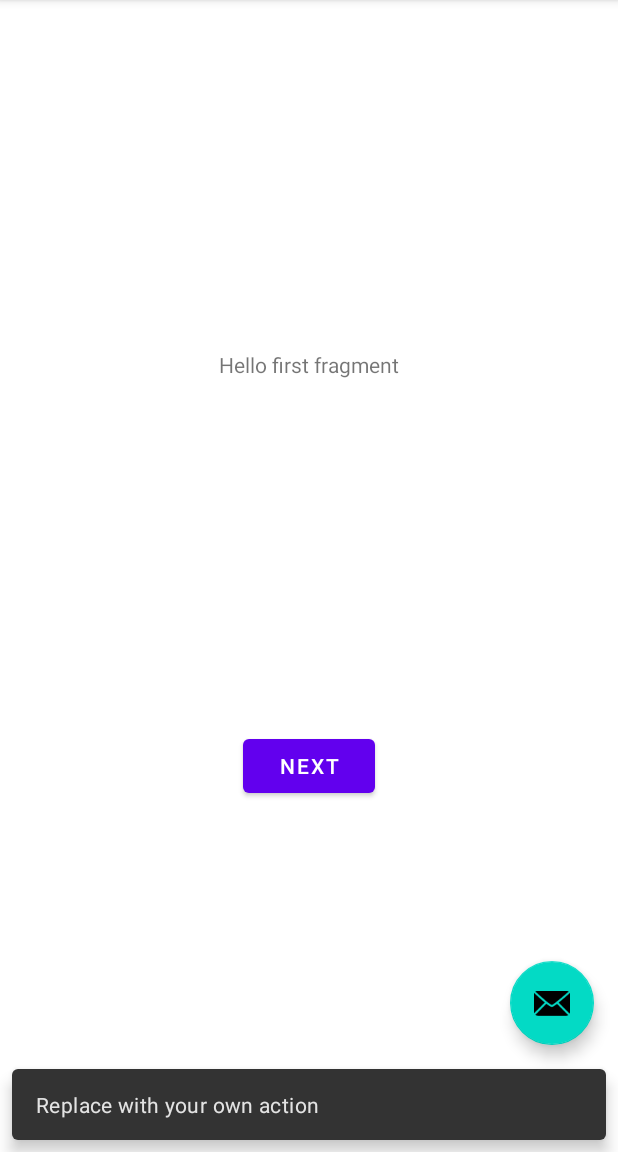
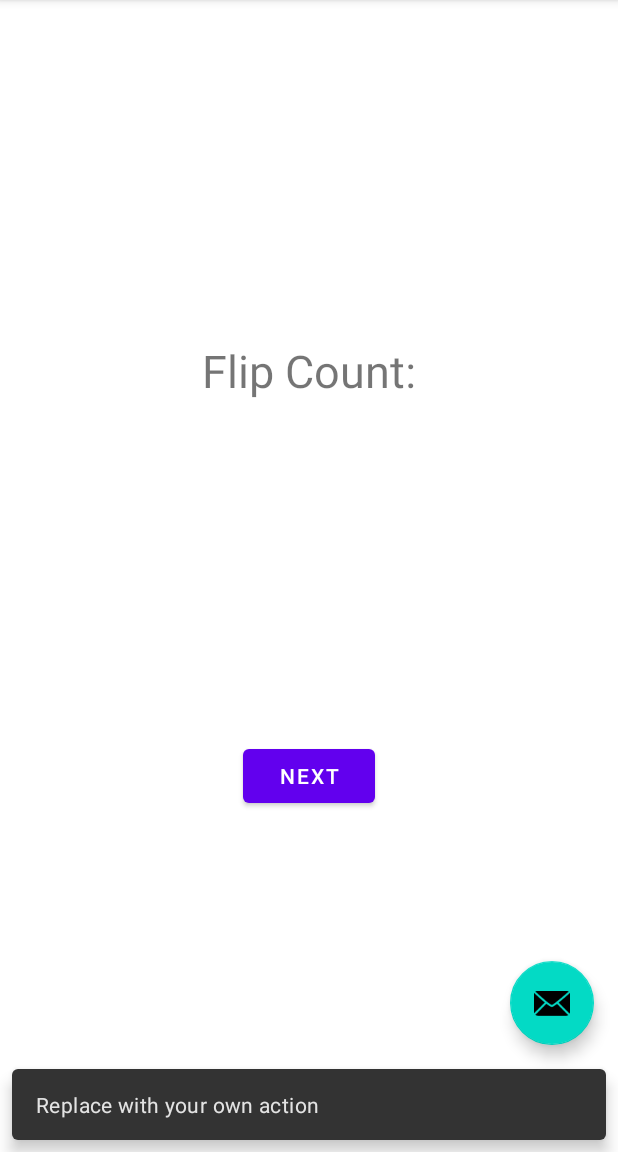
Before and after one commit to mnbpdx/off-and-on-again, an Android app: the screen it shows after launch (MainActivity), after a tap on an icon or button, on a phone screen of 412 x 824 dp, the part 84-1236 px from its top. Run offline under Robolectric (Android 15) with nearby library versions, the phone set to English and light mode, and no system bars.

Commit message:
Formatting and a few changes to frag xml

```diff
--- a/android-client/app/src/main/res/layout/fragment_first.xml
+++ b/android-client/app/src/main/res/layout/fragment_first.xml
@@ -7,14 +7,28 @@
     tools:context=".FirstFragment">
 
     <TextView
-        android:id="@+id/textview_first"
+        android:id="@+id/flip_count_title"
         android:layout_width="wrap_content"
         android:layout_height="wrap_content"
-        android:text="@string/hello_first_fragment"
+        android:text="@string/flip_count_title"
+        android:textSize="30sp"
         app:layout_constraintBottom_toTopOf="@id/button_first"
         app:layout_constraintEnd_toEndOf="parent"
         app:layout_constraintStart_toStartOf="parent"
         app:layout_constraintTop_toTopOf="parent" />
+
+    <TextView
+        android:id="@+id/flip_count_value"
+        android:layout_width="wrap_content"
+        android:layout_height="wrap_content"
+        android:textSize="40sp"
+        app:layout_constraintBottom_toTopOf="@id/button_first"
+        app:layout_constraintEnd_toEndOf="parent"
+        app:layout_constraintHorizontal_bias="0.498"
+        app:layout_constraintStart_toStartOf="parent"
+        app:layout_constraintTop_toTopOf="@id/flip_count_title"
+        app:layout_constraintVertical_bias="0.172"
+        tools:text="@string/flip_count_value_placeholder" />
 
     <Button
         android:id="@+id/button_first"
@@ -24,5 +38,5 @@
         app:layout_constraintBottom_toBottomOf="parent"
         app:layout_constraintEnd_toEndOf="parent"
         app:layout_constraintStart_toStartOf="parent"
-        app:layout_constraintTop_toBottomOf="@id/textview_first" />
+        app:layout_constraintTop_toBottomOf="@id/flip_count_title" />
 </androidx.constraintlayout.widget.ConstraintLayout>
--- a/android-client/app/src/main/res/values/strings.xml
+++ b/android-client/app/src/main/res/values/strings.xml
@@ -7,6 +7,7 @@
     <string name="next">Next</string>
     <string name="previous">Previous</string>
 
-    <string name="hello_first_fragment">Hello first fragment</string>
+    <string name="flip_count_title">Flip Count:</string>
     <string name="hello_second_fragment">Hello second fragment. Arg: %1$s</string>
+    <string name="flip_count_value_placeholder">3</string>
 </resources>
--- a/android-client/settings.gradle
+++ b/android-client/settings.gradle
@@ -1,2 +1,2 @@
 include ':app'
-rootProject.name = "off-and-on-again-android"
+rootProject.name = "android-client"
```
Also changed, not shown: android-client/app/src/main/java/com/example/off_and_on_again_android/FirstFragment.kt (+5 -3 lines), android-client/app/src/main/java/com/example/off_and_on_again_android/MainActivity.kt (+4 -4 lines), android-client/app/src/main/java/com/example/off_and_on_again_android/SecondFragment.kt (+4 -3 lines).
